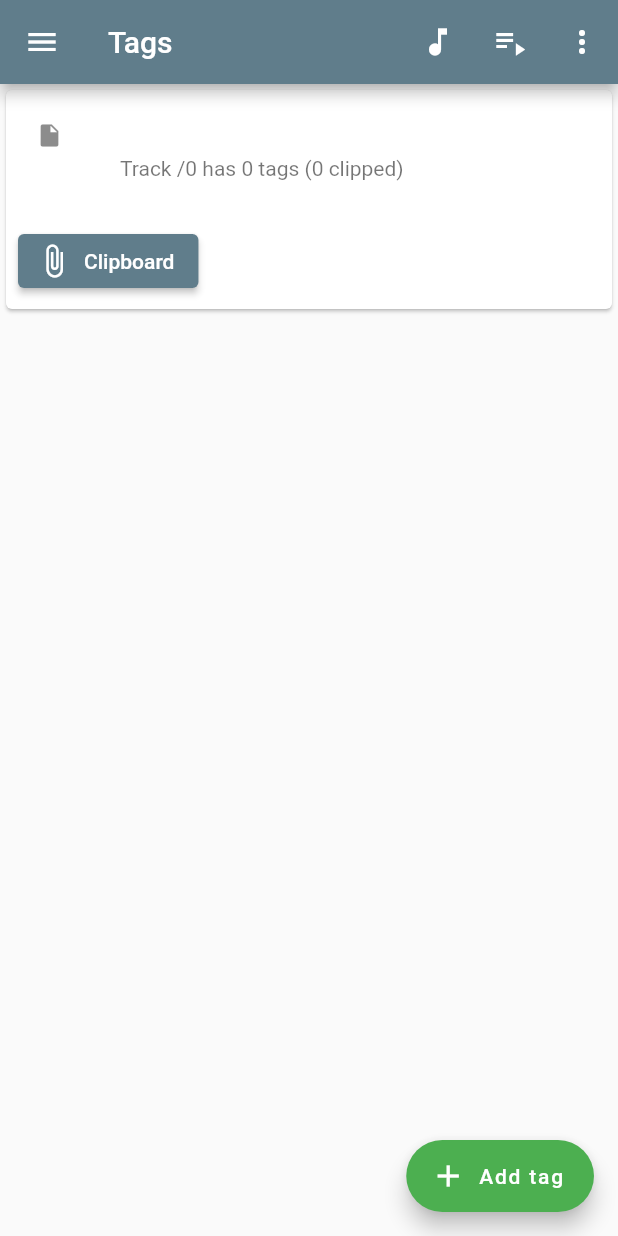
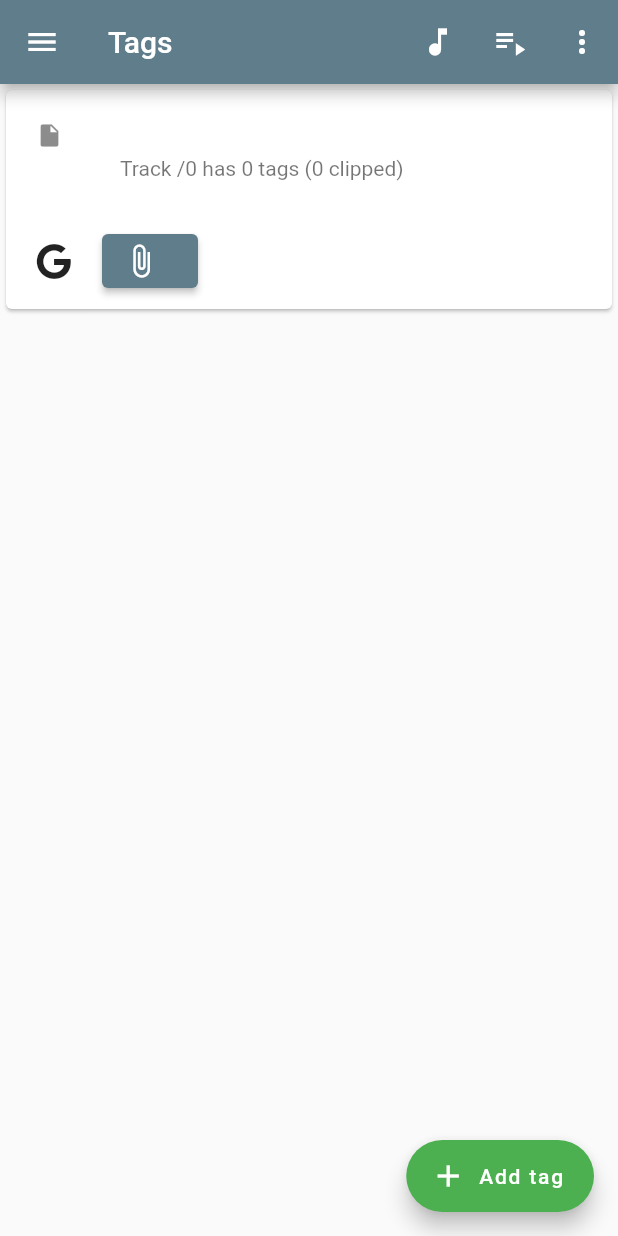
Before and after one commit to davidSchlosser/ql-coda, a Flutter app: the EditTagsView screen opened by its route, on a phone screen of 412 x 824 dp. Run offline on Flutter 3.47's test engine with Material 2 defaults, Android fonts, the phone set to English and light mode, and no system bars; our stand-ins replace bloc, equatable, flutter_bloc, flutter_riverpod, flutter_slidable, flutter_typeahead and 4 more; missing offline and left inert: mqtt_client.

Commit message:
fix layout for phone, Search button

```diff
--- a/ql_coda/lib/screens/track_tags_view.dart
+++ b/ql_coda/lib/screens/track_tags_view.dart
@@ -12,6 +12,7 @@ import 'assemble_route.dart';
 import 'clipboard_tags_view.dart';
 import 'common_scaffold.dart';
 import 'edit_single_tag_view.dart';
+import 'google_icon_button.dart';
 import 'track_tags_detail_view.dart';
 
 Logger _logger = getLogger('edit_tags_view', Level.warning);
@@ -56,6 +57,8 @@ class EditTagsViewState extends ConsumerState<EditTagsView> {
   Widget build(BuildContext context) {
     List<Tag> tags = ref.watch(editedTagsProvider);
     _logger.d('EditTagsView building');
+    _logger.d('media size.width: ${MediaQuery.of(context).size.width}');
+    bool isNarrowDevice = MediaQuery.of(context).size.width < 600;
 
     void saveTags(){
       List<Tag> editedTags = ref.read(editedTagsProvider);
@@ -143,6 +146,7 @@ class EditTagsViewState extends ConsumerState<EditTagsView> {
                         ButtonBar(
                             alignment: MainAxisAlignment.start,
                             children: [
+                              GoogleIconButton(),
                               ElevatedButton.icon(
                                 icon: const Icon(Icons.attach_file),
                                   onPressed: (){
@@ -155,13 +159,13 @@ class EditTagsViewState extends ConsumerState<EditTagsView> {
                                       );
                                     },
                                   ));},
-                                  label: const Text('Clipboard'),
+                                  label: isNarrowDevice ? const Text('') : const Text('Clipboard'),
                               ),
                               initialTrackTags != null && tagsAreDifferent(initialTrackTags!, tags)
                               ? ElevatedButton.icon(
                                 icon: const Icon(Icons.save),
                                 onPressed: () => saveTags(),
-                                label: const Text('Save'),
+                                label: isNarrowDevice ? const Text('') : const Text('Save'),
                               )
                                   : const NilWidget(),
                             ]),
@@ -177,7 +181,7 @@ class EditTagsViewState extends ConsumerState<EditTagsView> {
                                               moveTo(context, track, -1);
                                             }
                                           : null,
-                                      label: const Text('Previous'),
+                                      label: isNarrowDevice ? const Text('') : const Text('Previous'),
                                     ),
                                   ElevatedButton.icon(
                                     icon: const Icon(Icons.skip_next),
@@ -187,7 +191,7 @@ class EditTagsViewState extends ConsumerState<EditTagsView> {
                                               moveTo(context, track, 1);
                                             }
                                           : null,
-                                      label: const Text('Next'),
+                                      label: isNarrowDevice ? const Text('') : const Text('Next'),
                                     )
                                   ])
                             : const NilWidget()
```
